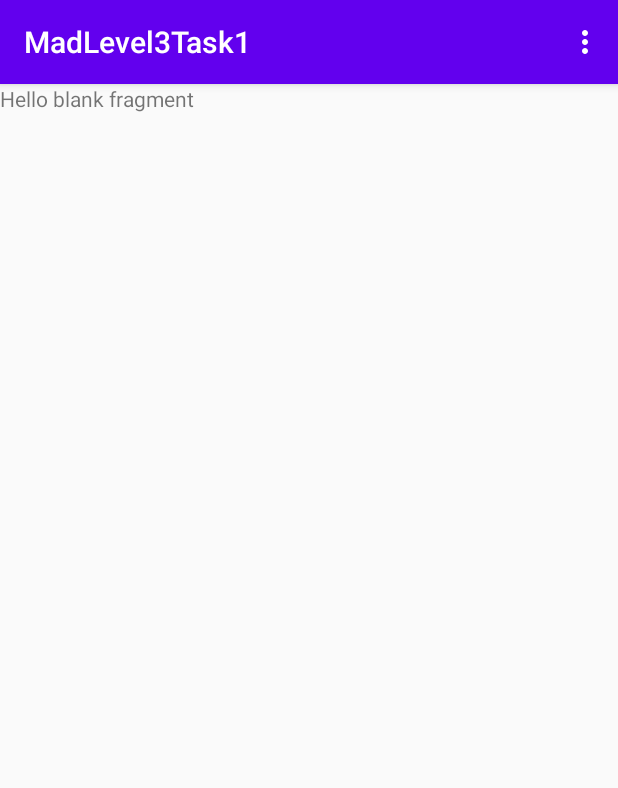
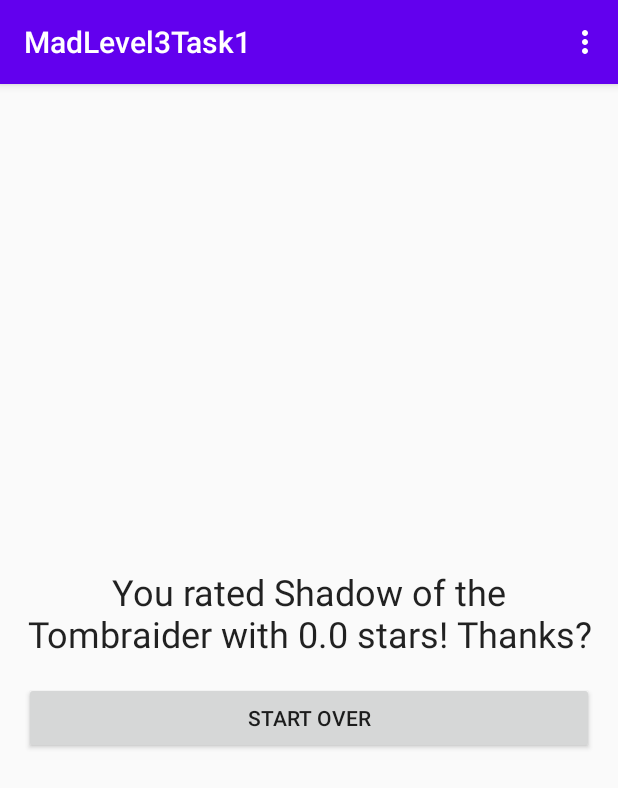
Before and after one commit to AccieTheKing/MadLevel3Task1, an Android app: the RatingFragment screen opened through its navigation route, after a tap on "TO SUMMARY", on a phone screen of 412 x 824 dp. Shown: the top 788 px of the screen. Run offline under Robolectric (Android 15) with nearby library versions, the phone set to English and light mode, and no system bars.

Commit message:
Finished SummaryFragment
- added new string value
- added summaryFragment logic

```diff
--- a/app/src/main/java/com/example/madlevel3task1/SummaryFragment.kt
+++ b/app/src/main/java/com/example/madlevel3task1/SummaryFragment.kt
@@ -1,10 +1,12 @@
 package com.example.madlevel3task1
 
 import android.os.Bundle
-import androidx.fragment.app.Fragment
 import android.view.LayoutInflater
 import android.view.View
 import android.view.ViewGroup
+import androidx.fragment.app.Fragment
+import androidx.navigation.fragment.findNavController
+import kotlinx.android.synthetic.main.fragment_summary.*
 
 
 // these two constants are going to be used to indicate which data will be sent
@@ -13,9 +15,18 @@ const val ARG_GAME_RATING = "arg_game_rating"
 
 class SummaryFragment : Fragment() {
 
-    override fun onCreate(savedInstanceState: Bundle?) {
-        super.onCreate(savedInstanceState)
+    override fun onViewCreated(view: View, savedInstanceState: Bundle?) {
+        super.onViewCreated(view, savedInstanceState)
 
+        val gameName = arguments?.getString(ARG_GAME_NAME); // get gameName from bundle
+        val gameRating = arguments?.getFloat(ARG_GAME_RATING); // get gameRating from bundle
+
+        txt_summary.text =
+            String.format("You rated %s with %.1f stars! Thanks?", gameName, gameRating)
+
+        btn_start_over.setOnClickListener {
+            findNavController().navigate(R.id.action_summaryFragment_to_startFragment)
+        }
     }
 
     override fun onCreateView(
@@ -26,4 +37,5 @@ class SummaryFragment : Fragment() {
         return inflater.inflate(R.layout.fragment_summary, container, false)
     }
 
+
 }
--- a/app/src/main/res/layout/fragment_summary.xml
+++ b/app/src/main/res/layout/fragment_summary.xml
@@ -1,14 +1,35 @@
 <?xml version="1.0" encoding="utf-8"?>
-<FrameLayout xmlns:android="http://schemas.android.com/apk/res/android"
+<androidx.constraintlayout.widget.ConstraintLayout xmlns:android="http://schemas.android.com/apk/res/android"
+    xmlns:app="http://schemas.android.com/apk/res-auto"
     xmlns:tools="http://schemas.android.com/tools"
     android:layout_width="match_parent"
-    android:layout_height="match_parent"
-    tools:context=".SummaryFragment">
+    android:layout_height="match_parent">
 
-    <!-- TODO: Update blank fragment layout -->
     <TextView
+        android:id="@+id/txt_summary"
+        style="@android:style/TextAppearance.Material.Headline"
         android:layout_width="match_parent"
-        android:layout_height="match_parent"
-        android:text="@string/hello_blank_fragment" />
+        android:layout_height="wrap_content"
+        android:layout_marginStart="16dp"
+        android:layout_marginEnd="16dp"
+        android:gravity="center"
+        app:layout_constraintBottom_toTopOf="@+id/btn_start_over"
+        app:layout_constraintEnd_toEndOf="parent"
+        app:layout_constraintStart_toStartOf="parent"
+        app:layout_constraintTop_toTopOf="parent"
+        app:layout_constraintVertical_chainStyle="packed" />
 
-</FrameLayout>
+    <Button
+        android:id="@+id/btn_start_over"
+        android:layout_width="0dp"
+        android:layout_height="wrap_content"
+        android:layout_marginStart="16dp"
+        android:layout_marginTop="16dp"
+        android:layout_marginEnd="16dp"
+        android:text="@string/start_over"
+        app:layout_constraintBottom_toBottomOf="parent"
+        app:layout_constraintEnd_toEndOf="parent"
+        app:layout_constraintHorizontal_bias="0.5"
+        app:layout_constraintStart_toStartOf="parent"
+        app:layout_constraintTop_toBottomOf="@+id/txt_summary" />
+</androidx.constraintlayout.widget.ConstraintLayout>
--- a/app/src/main/res/values/strings.xml
+++ b/app/src/main/res/values/strings.xml
@@ -16,4 +16,5 @@
     <string name="fragment_title_rating">Rate the following game from 1 to 5 stars!</string>
     <!-- TODO: Remove or change this placeholder text -->
     <string name="hello_blank_fragment">Hello blank fragment</string>
+    <string name="start_over">START OVER</string>
 </resources>
```
